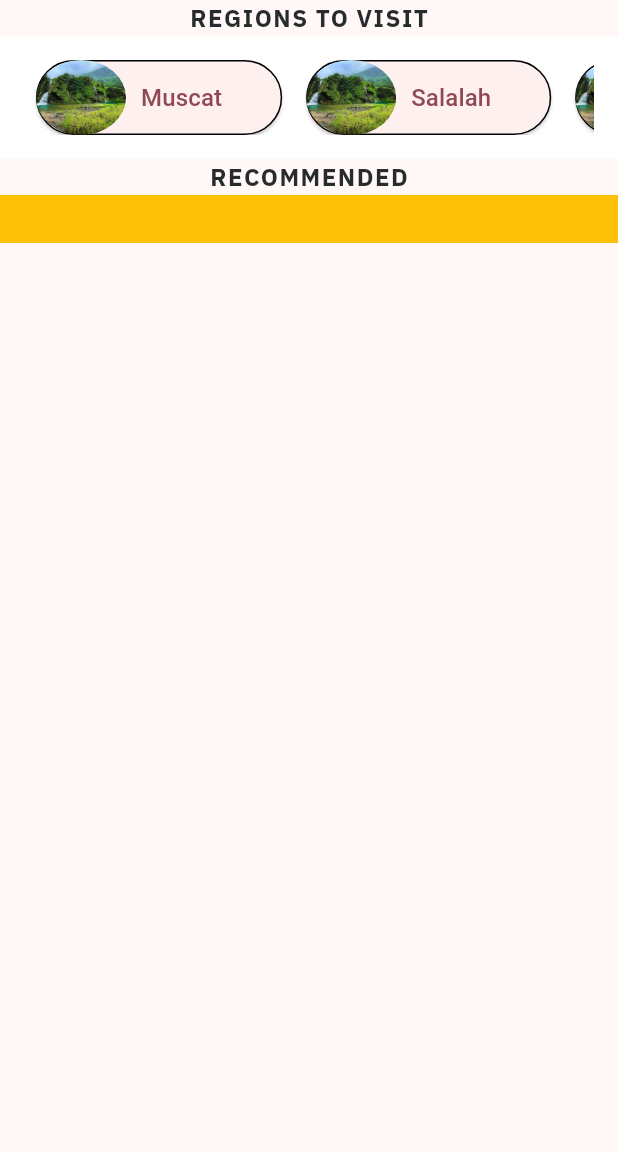
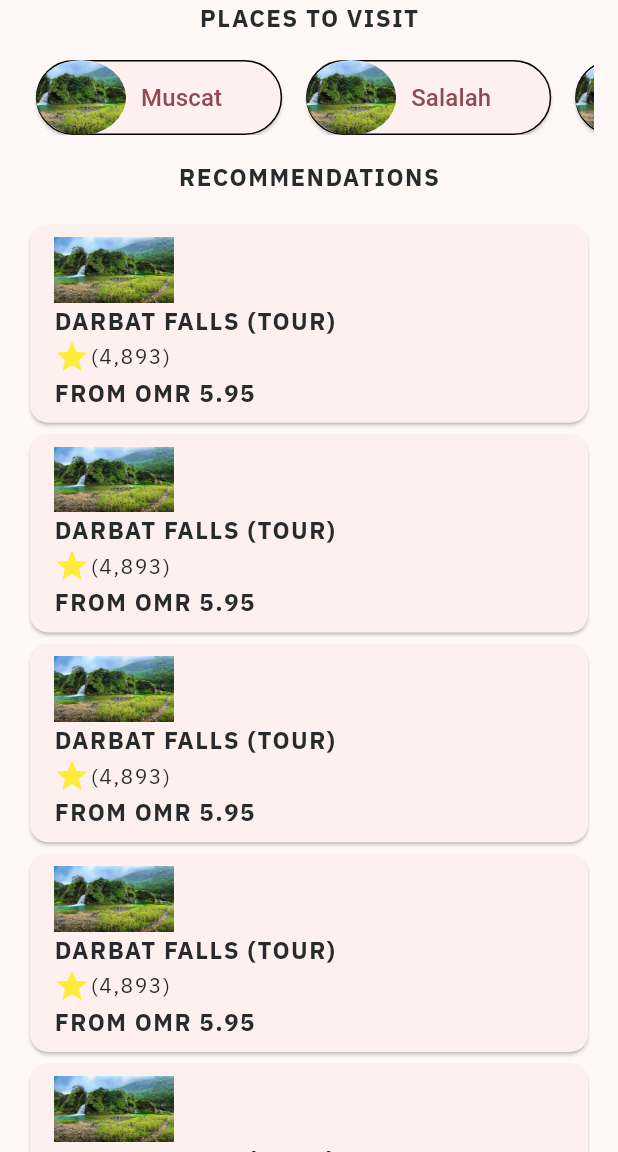
Before and after one commit to juntyms/my_travel_app, a Flutter app: the screen it shows after launch, on a phone screen of 412 x 824 dp, the part 84-1236 px from its top. Run offline on Flutter 3.47's test engine with Material 3 defaults, Android fonts, the phone set to English and light mode, and no system bars; our stand-ins replace google_fonts.

Commit message:
lesson-2

```diff
--- a/lib/screens/home/home.dart
+++ b/lib/screens/home/home.dart
@@ -1,5 +1,6 @@
 import 'package:flutter/material.dart';
 import 'package:my_travel/screens/home/place_button.dart';
+import 'package:my_travel/screens/home/recommended_place.dart';
 import 'package:my_travel/shared_widget/styled_text.dart';
 
 class Home extends StatefulWidget {
@@ -18,12 +19,13 @@ class _HomeState extends State<Home> {
       appBar: AppBar(
         title: const StyledHeading('My Travels'),
       ),
-      body: Column(
+      body: SingleChildScrollView(
+        child: Column(
           children: [
             // Rigions
-          const StyledTitle('Regions to visit'),
+            const StyledTitle('Places to visit'),
             Container(
-            color: Colors.white,
+              //color: Colors.white,
               padding: const EdgeInsets.all(16),
               child: SizedBox(
                 height: 50,
@@ -39,12 +41,24 @@ class _HomeState extends State<Home> {
             ),
             // List of Places
 
-          const StyledTitle('Recommended'),
+            const StyledTitle('Recommendations'),
             Container(
-            color: Colors.amber,
+              //color: Colors.amber,
               padding: const EdgeInsets.all(16),
+
+              child: Column(
+                children: [
+                  RecommendedPlace(),
+                  RecommendedPlace(),
+                  RecommendedPlace(),
+                  RecommendedPlace(),
+                  RecommendedPlace(),
+                  RecommendedPlace(),
+                ],
+              ),
             ),
           ],
+        ),
       ),
     );
   }
--- /dev/null
+++ b/lib/screens/home/recommended_place.dart
@@ -0,0 +1,34 @@
+import 'package:flutter/material.dart';
+import 'package:my_travel/shared_widget/styled_text.dart';
+
+class RecommendedPlace extends StatelessWidget {
+  const RecommendedPlace({super.key});
+
+  @override
+  Widget build(BuildContext context) {
+    return Card(
+      // shape: RoundedRectangleBorder(
+      //   borderRadius: BorderRadius.zero,
+      // ),
+      child: Padding(
+        padding: const EdgeInsets.symmetric(
+          horizontal: 16,
+          vertical: 8,
+        ),
+        child: Column(
+          crossAxisAlignment: CrossAxisAlignment.start,
+          children: [
+            Image.asset('assets/img/salalah.jpeg', width: 80),
+            const StyledTitle('Darbat Falls (Tour)'),
+            const Row(children: [
+              Icon(Icons.star, color: Colors.yellow),
+              StyledText('(4,893)'),
+            ]),
+            const StyledTitle('From OMR 5.95'),
+            const SizedBox(width: 20),
+          ],
+        ),
+      ),
+    );
+  }
+}
--- a/lib/shared_widget/styled_text.dart
+++ b/lib/shared_widget/styled_text.dart
@@ -1,4 +1,5 @@
 import 'package:flutter/material.dart';
+import 'package:flutter/widgets.dart';
 import 'package:google_fonts/google_fonts.dart';
 
 class StyledText extends StatelessWidget {
@@ -27,7 +28,9 @@ class StyledTitle extends StatelessWidget {
     return Text(
       text.toUpperCase(),
       style: GoogleFonts.ibmPlexSans(
-        textStyle: Theme.of(context).textTheme.titleMedium,
+        textStyle: Theme.of(context).textTheme.titleMedium?.copyWith(
+              backgroundColor: Colors.transparent,
+            ),
       ),
     );
   }
```
Lines whose indentation alone changed are shown as unchanged.
